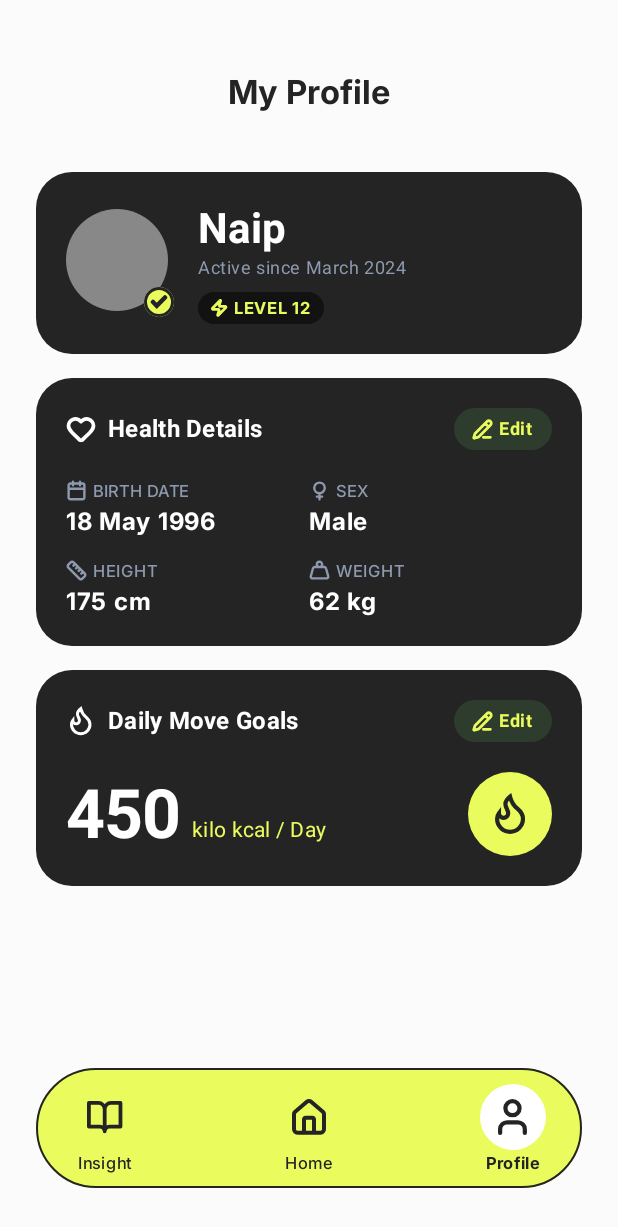
After one commit to SalhanCahyanto/pulse, an Android app built with Jetpack Compose: the ProfileScreen screen opened through its navigation route, on a phone screen of 412 x 824 dp. The commit adds this screen. Shown: the top 1227 px of the screen. Run offline under Robolectric (Android 15) with nearby library versions, the phone set to English and light mode, and no system bars.

Commit message:
Selesai membuat UI ProfileScreen

```diff
--- a/app/src/main/java/com/example/pulse/MainActivity.kt
+++ b/app/src/main/java/com/example/pulse/MainActivity.kt
@@ -77,6 +77,7 @@ class MainActivity : ComponentActivity() {
     }
 }
 
+// MainActivity.kt
 @Composable
 fun PulseAppNavigation() {
     val navController = rememberNavController()
@@ -88,5 +89,8 @@ fun PulseAppNavigation() {
         composable("insight") {
             InsightScreen(navController = navController)
         }
+        composable("profile") {
+            ProfileScreen(navController = navController)
+        }
     }
 }
--- /dev/null
+++ b/app/src/main/java/com/example/pulse/ProfileScreen.kt
@@ -0,0 +1,422 @@
+package com.example.pulse
+
+import androidx.compose.foundation.background
+import androidx.compose.foundation.border
+import androidx.compose.foundation.clickable
+import androidx.compose.foundation.layout.*
+import androidx.compose.foundation.rememberScrollState
+import androidx.compose.foundation.shape.CircleShape
+import androidx.compose.foundation.shape.RoundedCornerShape
+import androidx.compose.foundation.verticalScroll
+import androidx.compose.material3.*
+import androidx.compose.runtime.Composable
+import androidx.compose.ui.Alignment
+import androidx.compose.ui.Modifier
+import androidx.compose.ui.draw.clip
+import androidx.compose.ui.graphics.Color
+import androidx.compose.ui.res.painterResource
+import androidx.compose.ui.text.font.FontWeight
+import androidx.compose.ui.unit.dp
+import androidx.navigation.NavController
+import com.example.pulse.ui.theme.*
+
+@Composable
+fun ProfileScreen(navController: NavController) {
+    Box(
+        modifier = Modifier
+            .fillMaxSize()
+            .background(LightBackground)
+    ) {
+        Column(
+            modifier = Modifier
+                .fillMaxSize()
+                .verticalScroll(rememberScrollState())
+                .padding(horizontal = 24.dp)
+                .padding(top = 48.dp, bottom = 120.dp),
+            verticalArrangement = Arrangement.spacedBy(16.dp)
+        ) {
+            Text(
+                text = "My Profile",
+                style = MaterialTheme.typography.titleLarge,
+                fontWeight = FontWeight.Bold,
+                color = DarkCard,
+                modifier = Modifier.align(Alignment.CenterHorizontally)
+            )
+            Spacer(modifier = Modifier.height(8.dp))
+            UserProfileCard()
+            HealthDetailsCard()
+            MoveGoalsCard()
+        }
+
+        ProfileBottomNav(
+            modifier = Modifier
+                .align(Alignment.BottomCenter)
+                .padding(bottom = 32.dp, start = 24.dp, end = 24.dp),
+            onNavigateHome = {
+                navController.navigate("home") {
+                    popUpTo("home") { inclusive = false }
+                    launchSingleTop = true
+                }
+            },
+            onNavigateInsight = {
+                navController.navigate("insight") {
+                    popUpTo("home") { inclusive = false }
+                    launchSingleTop = true
+                }
+            }
+        )
+    }
+}
+
+@Composable
+fun UserProfileCard() {
+    Box(
+        modifier = Modifier
+            .fillMaxWidth()
+            .background(DarkCard, shape = RoundedCornerShape(24.dp))
+            .padding(20.dp)
+    ) {
+        Row(verticalAlignment = Alignment.CenterVertically) {
+            // Profile Image Placeholder
+            Box(modifier = Modifier.size(72.dp)) {
+                Box(
+                    modifier = Modifier
+                        .size(68.dp)
+                        .background(Color.Gray, shape = CircleShape)
+                        .clip(CircleShape)
+                )
+                // Level Check Badge
+                Box(
+                    modifier = Modifier
+                        .size(20.dp)
+                        .align(Alignment.BottomEnd)
+                        .background(LimeGreen, shape = CircleShape)
+                        .border(2.dp, DarkCard, CircleShape),
+                    contentAlignment = Alignment.Center
+                ) {
+                    Icon(
+                        painter = painterResource(id = R.drawable.ic_check),
+                        contentDescription = "Verified",
+                        tint = DarkCard,
+                        modifier = Modifier.size(12.dp)
+                    )
+                }
+            }
+            Spacer(modifier = Modifier.width(16.dp))
+            Column {
+                Text(
+                    text = "Naip",
+                    style = MaterialTheme.typography.headlineMedium,
+                    fontWeight = FontWeight.Bold,
+                    color = Color.White
+                )
+                Text(
+                    text = "Active since March 2024",
+                    style = MaterialTheme.typography.bodySmall,
+                    color = TextGray
+                )
+                Spacer(modifier = Modifier.height(8.dp))
+                // Level Badge
+                Box(
+                    modifier = Modifier
+                        .background(DarkBackground, shape = RoundedCornerShape(12.dp))
+                        .padding(horizontal = 8.dp, vertical = 4.dp)
+                ) {
+                    Row(verticalAlignment = Alignment.CenterVertically) {
+                        Icon(
+                            painter = painterResource(id = R.drawable.ic_zap),
+                            contentDescription = "Level",
+                            tint = LimeGreen,
+                            modifier = Modifier.size(12.dp)
+                        )
+                        Spacer(modifier = Modifier.width(4.dp))
+                        Text(
+                            text = "LEVEL 12",
+                            style = MaterialTheme.typography.labelSmall,
+                            fontWeight = FontWeight.Bold,
+                            color = LimeGreen
+                        )
+                    }
+                }
+            }
+        }
+    }
+}
+
+@Composable
+fun HealthDetailsCard() {
+    Box(
+        modifier = Modifier
+            .fillMaxWidth()
+            .background(DarkCard, shape = RoundedCornerShape(24.dp))
+            .padding(20.dp)
+    ) {
+        Column(verticalArrangement = Arrangement.spacedBy(20.dp)) {
+            // Header Row
+            Row(
+                modifier = Modifier.fillMaxWidth(),
+                horizontalArrangement = Arrangement.SpaceBetween,
+                verticalAlignment = Alignment.CenterVertically
+            ) {
+                Row(verticalAlignment = Alignment.CenterVertically) {
+                    Icon(
+                        painter = painterResource(id = R.drawable.ic_heart),
+                        contentDescription = "Health Details",
+                        tint = Color.White,
+                        modifier = Modifier.size(20.dp)
+                    )
+                    Spacer(modifier = Modifier.width(8.dp))
+                    Text(
+                        text = "Health Details",
+                        style = MaterialTheme.typography.titleMedium,
+                        fontWeight = FontWeight.Bold,
+                        color = Color.White
+                    )
+                }
+                // Edit Button
+                Box(
+                    modifier = Modifier
+                        .background(Color(0xFF2D3C2C), shape = RoundedCornerShape(16.dp))
+                        .padding(horizontal = 12.dp, vertical = 6.dp)
+                ) {
+                    Row(verticalAlignment = Alignment.CenterVertically) {
+                        Icon(
+                            painter = painterResource(id = R.drawable.ic_pencil_line),
+                            contentDescription = "Edit",
+                            tint = LimeGreen,
+                            modifier = Modifier.size(14.dp)
+                        )
+                        Spacer(modifier = Modifier.width(4.dp))
+                        Text(
+                            text = "Edit",
+                            style = MaterialTheme.typography.labelMedium,
+                            color = LimeGreen,
+                            fontWeight = FontWeight.Bold
+                        )
+                    }
+                }
+            }
+
+            // Stats Grid
+            Column(verticalArrangement = Arrangement.spacedBy(16.dp)) {
+                Row(modifier = Modifier.fillMaxWidth()) {
+                    HealthDetailItem(
+                        iconRes = R.drawable.ic_calendar,
+                        label = "BIRTH DATE",
+                        value = "18 May 1996",
+                        modifier = Modifier.weight(1f)
+                    )
+                    HealthDetailItem(
+                        iconRes = R.drawable.ic_venus,
+                        label = "SEX",
+                        value = "Male",
+                        modifier = Modifier.weight(1f)
+                    )
+                }
+                Row(modifier = Modifier.fillMaxWidth()) {
+                    HealthDetailItem(
+                        iconRes = R.drawable.ic_ruler,
+                        label = "HEIGHT",
+                        value = "175 cm",
+                        modifier = Modifier.weight(1f)
+                    )
+                    HealthDetailItem(
+                        iconRes = R.drawable.ic_weight,
+                        label = "WEIGHT",
+                        value = "62 kg",
+                        modifier = Modifier.weight(1f)
+                    )
+                }
+            }
+        }
+    }
+}
+
+@Composable
+fun HealthDetailItem(iconRes: Int, label: String, value: String, modifier: Modifier = Modifier) {
+    Column(modifier = modifier) {
+        Row(verticalAlignment = Alignment.CenterVertically) {
+            Icon(
+                painter = painterResource(id = iconRes),
+                contentDescription = label,
+                tint = TextGray,
+                modifier = Modifier.size(14.dp)
+            )
+            Spacer(modifier = Modifier.width(4.dp))
+            Text(
+                text = label,
+                style = MaterialTheme.typography.labelSmall,
+                color = TextGray
+            )
+        }
+        Spacer(modifier = Modifier.height(4.dp))
+        Text(
+            text = value,
+            style = MaterialTheme.typography.bodyLarge,
+            fontWeight = FontWeight.SemiBold,
+            color = Color.White
+        )
+    }
+}
+
+@Composable
+fun MoveGoalsCard() {
+    Box(
+        modifier = Modifier
+            .fillMaxWidth()
+            .background(DarkCard, shape = RoundedCornerShape(24.dp))
+            .padding(20.dp)
+    ) {
+        Column(verticalArrangement = Arrangement.spacedBy(20.dp)) {
+            // Header Row
+            Row(
+                modifier = Modifier.fillMaxWidth(),
+                horizontalArrangement = Arrangement.SpaceBetween,
+                verticalAlignment = Alignment.CenterVertically
+            ) {
+                Row(verticalAlignment = Alignment.CenterVertically) {
+                    Icon(
+                        painter = painterResource(id = R.drawable.ic_fire),
+                        contentDescription = "Move Goals",
+                        tint = Color.White,
+                        modifier = Modifier.size(20.dp)
+                    )
+                    Spacer(modifier = Modifier.width(8.dp))
+                    Text(
+                        text = "Daily Move Goals",
+                        style = MaterialTheme.typography.titleMedium,
+                        fontWeight = FontWeight.Bold,
+                        color = Color.White
+                    )
+                }
+                // Edit Button
+                Box(
+                    modifier = Modifier
+                        .background(Color(0xFF2D3C2C), shape = RoundedCornerShape(16.dp))
+                        .padding(horizontal = 12.dp, vertical = 6.dp)
+                ) {
+                    Row(verticalAlignment = Alignment.CenterVertically) {
+                        Icon(
+                            painter = painterResource(id = R.drawable.ic_pencil_line),
+                            contentDescription = "Edit",
+                            tint = LimeGreen,
+                            modifier = Modifier.size(14.dp)
+                        )
+                        Spacer(modifier = Modifier.width(4.dp))
+                        Text(
+                            text = "Edit",
+                            style = MaterialTheme.typography.labelMedium,
+                            color = LimeGreen,
+                            fontWeight = FontWeight.Bold
+                        )
+                    }
+                }
+            }
+
+            // Content Row
+            Row(
+                modifier = Modifier.fillMaxWidth(),
+                horizontalArrangement = Arrangement.SpaceBetween,
+                verticalAlignment = Alignment.CenterVertically
+            ) {
+                Row(verticalAlignment = Alignment.Bottom) {
+                    Text(
+                        text = "450",
+                        style = MaterialTheme.typography.displayMedium,
+                        fontWeight = FontWeight.Bold,
+                        color = Color.White
+                    )
+                    Spacer(modifier = Modifier.width(8.dp))
+                    Text(
+                        text = "kilo kcal / Day",
+                        style = MaterialTheme.typography.bodyMedium,
+                        color = LimeGreen,
+                        modifier = Modifier.padding(bottom = 6.dp)
+                    )
+                }
+
+                Box(
+                    modifier = Modifier
+                        .size(56.dp)
+                        .background(LimeGreen, shape = CircleShape),
+                    contentAlignment = Alignment.Center
+                ) {
+                    Icon(
+                        painter = painterResource(id = R.drawable.ic_fire),
+                        contentDescription = "Fire",
+                        tint = DarkCard,
+                        modifier = Modifier.size(28.dp)
+                    )
+                }
+            }
+        }
+    }
+}
+
+@Composable
+fun ProfileBottomNav(
+    modifier: Modifier = Modifier,
+    onNavigateHome: () -> Unit,
+    onNavigateInsight: () -> Unit
+) {
+    Row(
+        modifier = modifier
+            .fillMaxWidth()
+            .height(80.dp)
+            .background(LimeGreen, shape = CircleShape)
+            .border(1.dp, DarkCard, shape = CircleShape)
+            .padding(horizontal = 24.dp),
+        horizontalArrangement = Arrangement.SpaceBetween,
+        verticalAlignment = Alignment.CenterVertically
+    ) {
+        ProfileNavItem(
+            iconRes = R.drawable.ic_book_open,
+            label = "Insight",
+            isSelected = false,
+            onClick = onNavigateInsight
+        )
+        ProfileNavItem(
+            iconRes = R.drawable.ic_house,
+            label = "Home",
+            isSelected = false,
+            onClick = onNavigateHome
+        )
+        ProfileNavItem(
+            iconRes = R.drawable.ic_user,
+            label = "Profile",
+            isSelected = true,
+            onClick = {}
+        )
+    }
+}
+
+@Composable
+fun ProfileNavItem(iconRes: Int, label: String, isSelected: Boolean, onClick: () -> Unit) {
+    Column(
+        horizontalAlignment = Alignment.CenterHorizontally,
+        verticalArrangement = Arrangement.Center,
+        modifier = Modifier.clickable { onClick() }
+    ) {
+        val backgroundColor = if (isSelected) Color.White else Color.Transparent
+        Box(
+            modifier = Modifier
+                .size(44.dp)
+                .background(backgroundColor, shape = CircleShape),
+            contentAlignment = Alignment.Center
+        ) {
+            Icon(
+                painter = painterResource(id = iconRes),
+                contentDescription = label,
+                tint = DarkCard,
+                modifier = Modifier.size(24.dp)
+            )
+        }
+        Spacer(modifier = Modifier.height(2.dp))
+        Text(
+            text = label,
+            style = MaterialTheme.typography.labelSmall,
+            color = DarkCard,
+            fontWeight = if (isSelected) FontWeight.Bold else FontWeight.Medium
+        )
+    }
+}
--- a/app/src/main/java/com/example/pulse/fitnessDashboard.kt
+++ b/app/src/main/java/com/example/pulse/fitnessDashboard.kt
@@ -24,12 +24,31 @@ import com.example.pulse.ui.theme.*
 
 @Composable
 fun FitnessDashboardScreen(navController: NavController) {
+//    Scaffold(
+//        bottomBar = {
+//            CustomBottomNavigation(
+//                onNavigateInsight = {
+//                    navController.navigate("insight") {
+//                        popUpTo("home")
+//                        launchSingleTop = true
+//                    }
+//                }
+//            )
+//        },
+//        containerColor = LightBackground
+//    ) { paddingValues ->
         Scaffold(
             bottomBar = {
                 CustomBottomNavigation(
                     onNavigateInsight = {
                         navController.navigate("insight") {
-                        popUpTo("home")
+                            popUpTo("home") { inclusive = false }
+                            launchSingleTop = true
+                        }
+                    },
+                    onNavigateProfile = {
+                        navController.navigate("profile") {
+                            popUpTo("home") { inclusive = false }
                             launchSingleTop = true
                         }
                     }
@@ -234,8 +253,55 @@ fun CommunitySection() {
     }
 }
 
+//sementara
+//@Composable
+//fun CustomBottomNavigation(onNavigateInsight: () -> Unit) {
+//    Card(
+//        modifier = Modifier.fillMaxWidth().padding(16.dp).height(70.dp),
+//        colors = CardDefaults.cardColors(containerColor = LimeGreen),
+//        shape = RoundedCornerShape(35.dp),
+//        elevation = CardDefaults.cardElevation(defaultElevation = 8.dp)
+//    ) {
+//        Row(
+//            modifier = Modifier.fillMaxSize(),
+//            horizontalArrangement = Arrangement.SpaceEvenly,
+//            verticalAlignment = Alignment.CenterVertically
+//        ) {
+//            Column(
+//                horizontalAlignment = Alignment.CenterHorizontally,
+//                modifier = Modifier.clickable { onNavigateInsight() }
+//            ) {
+//                Icon(painterResource(id = R.drawable.ic_book_open), contentDescription = "Insight", tint = DarkCard, modifier = Modifier.size(24.dp))
+//                Spacer(modifier = Modifier.height(4.dp))
+//                Text("Insight", color = DarkCard, fontSize = 12.sp, fontWeight = FontWeight.Medium)
+//            }
+//
+//
+////            Column(horizontalAlignment = Alignment.CenterHorizontally) {
+////                Icon(painterResource(id = R.drawable.ic_book_open), contentDescription = "Insight", tint = DarkCard, modifier = Modifier.size(24.dp))
+////                Spacer(modifier = Modifier.height(4.dp))
+////                Text("Insight", color = DarkCard, fontSize = 12.sp, fontWeight = FontWeight.Medium)
+////            }
+//            Column(horizontalAlignment = Alignment.CenterHorizontally) {
+//                Box(modifier = Modifier.background(Color.White, CircleShape).padding(12.dp)) {
+//                    Icon(painterResource(id = R.drawable.ic_house), contentDescription = "Home", tint = DarkCard, modifier = Modifier.size(24.dp))
+//                }
+//            }
+//            Column(horizontalAlignment = Alignment.CenterHorizontally) {
+//                Icon(painterResource(id = R.drawable.ic_user), contentDescription = "Profile", tint = DarkCard, modifier = Modifier.size(24.dp))
+//                Spacer(modifier = Modifier.height(4.dp))
+//                Text("Profile", color = DarkCard, fontSize = 12.sp, fontWeight = FontWeight.Medium)
+//            }
+//        }
+//    }
+//}
+
+// fitnessDashboard.kt
 @Composable
-fun CustomBottomNavigation(onNavigateInsight: () -> Unit) {
+fun CustomBottomNavigation(
+    onNavigateInsight: () -> Unit,
+    onNavigateProfile: () -> Unit
+) {
     Card(
         modifier = Modifier.fillMaxWidth().padding(16.dp).height(70.dp),
         colors = CardDefaults.cardColors(containerColor = LimeGreen),
@@ -255,18 +321,15 @@ fun CustomBottomNavigation(onNavigateInsight: () -> Unit) {
                 Spacer(modifier = Modifier.height(4.dp))
                 Text("Insight", color = DarkCard, fontSize = 12.sp, fontWeight = FontWeight.Medium)
             }
-
-//            Column(horizontalAlignment = Alignment.CenterHorizontally) {
-//                Icon(painterResource(id = R.drawable.ic_book_open), contentDescription = "Insight", tint = DarkCard, modifier = Modifier.size(24.dp))
-//                Spacer(modifier = Modifier.height(4.dp))
-//                Text("Insight", color = DarkCard, fontSize = 12.sp, fontWeight = FontWeight.Medium)
-//            }
             Column(horizontalAlignment = Alignment.CenterHorizontally) {
                 Box(modifier = Modifier.background(Color.White, CircleShape).padding(12.dp)) {
                     Icon(painterResource(id = R.drawable.ic_house), contentDescription = "Home", tint = DarkCard, modifier = Modifier.size(24.dp))
                 }
             }
-            Column(horizontalAlignment = Alignment.CenterHorizontally) {
+            Column(
+                horizontalAlignment = Alignment.CenterHorizontally,
+                modifier = Modifier.clickable { onNavigateProfile() }
+            ) {
                 Icon(painterResource(id = R.drawable.ic_user), contentDescription = "Profile", tint = DarkCard, modifier = Modifier.size(24.dp))
                 Spacer(modifier = Modifier.height(4.dp))
                 Text("Profile", color = DarkCard, fontSize = 12.sp, fontWeight = FontWeight.Medium)
--- a/app/src/main/java/com/example/pulse/insightScreen.kt
+++ b/app/src/main/java/com/example/pulse/insightScreen.kt
@@ -74,6 +74,12 @@ fun InsightScreen(navController: NavController) {
                 .padding(bottom = 32.dp, start = 24.dp, end = 24.dp),
             onNavigateHome = {
                 navController.navigate("home") {
+                    popUpTo("home") { inclusive = false }
+                    launchSingleTop = true
+                }
+            },
+            onNavigateProfile = {
+                navController.navigate("profile") {
                     popUpTo("home") { inclusive = false }
                     launchSingleTop = true
                 }
@@ -303,8 +309,31 @@ fun InsightBioRhythmCard() {
     }
 }
 
+//sementara
+//@Composable
+//fun InsightFloatingBottomNav(modifier: Modifier = Modifier, onNavigateHome: () -> Unit) {
+//    Row(
+//        modifier = modifier
+//            .fillMaxWidth()
+//            .height(80.dp)
+//            .background(LimeGreen, shape = CircleShape)
+//            .border(1.dp, DarkCard, shape = CircleShape)
+//            .padding(horizontal = 24.dp),
+//        horizontalArrangement = Arrangement.SpaceBetween,
+//        verticalAlignment = Alignment.CenterVertically
+//    ) {
+//        InsightNavItem(iconRes = R.drawable.ic_book_open, label = "Insight", isSelected = true, onClick = {})
+//        InsightNavItem(iconRes = R.drawable.ic_house, label = "Home", isSelected = false, onClick = onNavigateHome)
+//        InsightNavItem(iconRes = R.drawable.ic_user, label = "Profile", isSelected = false, onClick = {})
+//    }
+//}
+// insightScreen.kt
 @Composable
-fun InsightFloatingBottomNav(modifier: Modifier = Modifier, onNavigateHome: () -> Unit) {
+fun InsightFloatingBottomNav(
+    modifier: Modifier = Modifier,
+    onNavigateHome: () -> Unit,
+    onNavigateProfile: () -> Unit
+) {
     Row(
         modifier = modifier
             .fillMaxWidth()
@@ -317,7 +346,7 @@ fun InsightFloatingBottomNav(modifier: Modifier = Modifier, onNavigateHome: () -
     ) {
         InsightNavItem(iconRes = R.drawable.ic_book_open, label = "Insight", isSelected = true, onClick = {})
         InsightNavItem(iconRes = R.drawable.ic_house, label = "Home", isSelected = false, onClick = onNavigateHome)
-        InsightNavItem(iconRes = R.drawable.ic_user, label = "Profile", isSelected = false, onClick = {})
+        InsightNavItem(iconRes = R.drawable.ic_user, label = "Profile", isSelected = false, onClick = onNavigateProfile)
     }
 }
 
```
Lines whose indentation alone changed are shown as unchanged.
